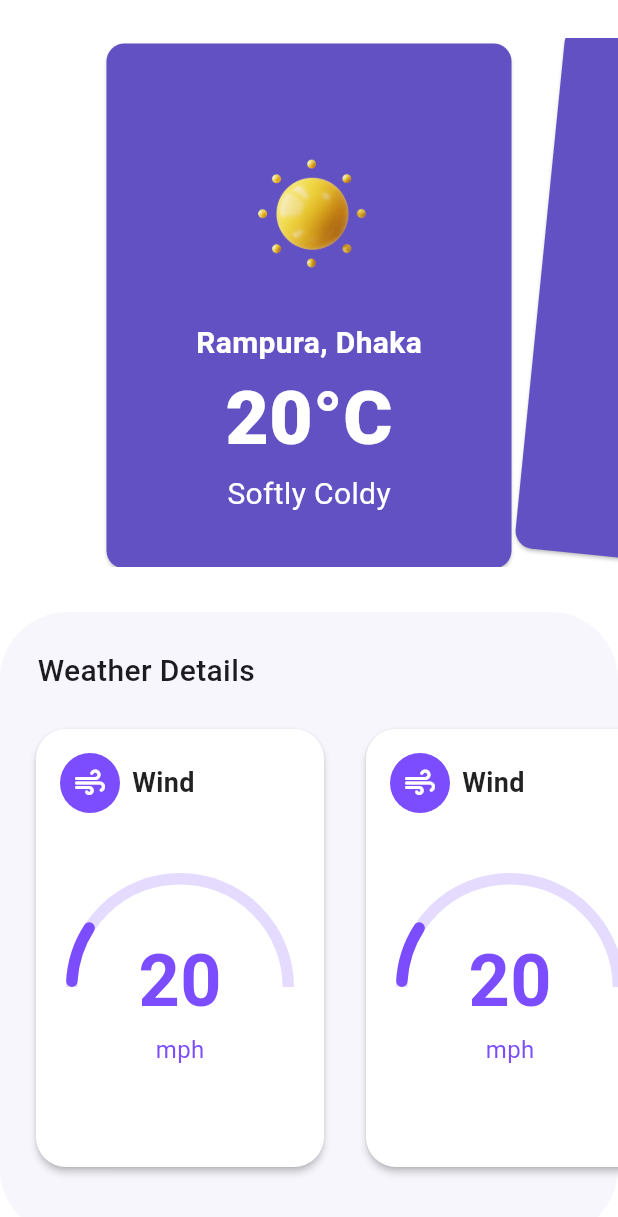
After one commit to shahriarRahmanShaon/weather_now, a Flutter app: the CarouselScreen screen opened directly, on a phone screen of 412 x 824 dp. The commit adds this screen. Shown: the top 1217 px of the screen. Run offline on Flutter 3.47's test engine with Material 3 defaults, Android fonts, the light colour scheme and no system bars; drawn by our look-alikes of syncfusion_flutter_gauges; our stand-ins replace firebase_auth, firebase_core, flutter_svg, get, location, modal_bottom_sheet and 1 more; accounts and stored records are empty; network calls fail.

Commit message:
details page design and integration

```diff
--- /dev/null
+++ b/lib/View/Details/Components/carousel.dart
@@ -0,0 +1,150 @@
+import 'package:flutter/material.dart';
+import 'package:flutter/rendering.dart';
+import 'package:weather_now/View/Details/Components/wind_pressure_card.dart';
+
+class CarouselScreen extends StatefulWidget {
+  @override
+  _CarouselScreenState createState() => _CarouselScreenState();
+}
+
+class _CarouselScreenState extends State<CarouselScreen> {
+  final PageController _pageController = PageController(viewportFraction: 0.7);
+  double currentPage = 0;
+
+  @override
+  void initState() {
+    super.initState();
+    _pageController.addListener(() {
+      setState(() {
+        currentPage = _pageController.page!;
+      });
+    });
+  }
+
+  @override
+  void dispose() {
+    _pageController.dispose();
+    super.dispose();
+  }
+
+  @override
+  Widget build(BuildContext context) {
+    return Scaffold(
+      backgroundColor: Colors.white,
+      body: SafeArea(
+        bottom: false,
+        child: Padding(
+          padding: const EdgeInsets.only(top: 25.0),
+          child: Column(
+            mainAxisAlignment: MainAxisAlignment.center,
+            children: [
+              Expanded(
+                child: PageView.builder(
+                  controller: _pageController,
+                  itemCount: 5,
+                  itemBuilder: (context, index) {
+                    double rotation = (index - currentPage) * 0.1;
+                    return _buildCarouselCard(index, rotation);
+                  },
+                ),
+              ),
+              const SizedBox(height: 30),
+              Container(
+                height: 416,
+                width: MediaQuery.of(context).size.width,
+                decoration: BoxDecoration(
+                  color: const Color(0xFFF7F6FC),
+                  borderRadius: BorderRadius.circular(45.0)
+                ),
+                child: const Column(
+                  crossAxisAlignment: CrossAxisAlignment.start,
+                  children: [
+                    Padding(
+                      padding: EdgeInsets.only(left: 25, top: 25),
+                      child: Text('Weather Details', style: TextStyle(
+                        fontWeight: FontWeight.w500,
+                        fontSize: 20
+                      ),),
+                    ),
+                    //Spacer(),
+                    SingleChildScrollView(
+                      scrollDirection: Axis.horizontal,
+                      child: Padding(
+                        padding: EdgeInsets.all(20.0),
+                        child: Row(
+                          mainAxisAlignment: MainAxisAlignment.spaceEvenly,
+                          children: [
+                            WindPressureCard(windSpeed: 20),
+                            SizedBox(width: 20),
+                            WindPressureCard(windSpeed: 20),
+                            SizedBox(width: 20),
+                            WindPressureCard(windSpeed: 20)
+                          ],
+                        ),
+                      ),
+                    ),
+                  ],
+                ),
+              ),
+            ],
+          ),
+        ),
+      ),
+    );
+  }
+
+  Widget _buildCarouselCard(int index, double rotation) {
+    return Column(
+      children: [
+        Transform.rotate(
+          angle: rotation,
+          child: Card(
+            color: const Color(0xFF6151C3),
+            child: SizedBox(
+              width: 270,
+              //height: 350,
+              child: Center(
+                child: Padding(
+                  padding: const EdgeInsets.all(35.0),
+                  child: Column(
+                    children: [
+                      Image.asset(
+                        'assets/icons/Sun.png',
+                        height: 150,
+                        width: 150,
+                      ),
+                      const Text(
+                        'Rampura, Dhaka',
+                        style: TextStyle(
+                          fontSize: 20.0,
+                          fontWeight: FontWeight.w600,
+                          color: Colors.white,
+                        ),
+                      ),
+                      const Text(
+                        '20°C',
+                        style: TextStyle(
+                          fontSize: 50.0,
+                          fontWeight: FontWeight.w800,
+                          color: Colors.white,
+                        ),
+                      ),
+                      const Text(
+                        'Softly Coldy',
+                        style: TextStyle(
+                          fontSize: 20.0,
+                          fontWeight: FontWeight.w400,
+                          color: Colors.white,
+                        ),
+                      ),
+                    ],
+                  ),
+                ),
+              ),
+            ),
+          ),
+        ),
+      ],
+    );
+  }
+}
--- /dev/null
+++ b/lib/View/Details/Components/wind_pressure_card.dart
@@ -0,0 +1,113 @@
+import 'package:flutter/material.dart';
+import 'package:syncfusion_flutter_gauges/gauges.dart';
+
+class WindPressureCard extends StatelessWidget {
+  final double windSpeed;
+
+  const WindPressureCard({
+    super.key,
+    required this.windSpeed,
+  });
+
+  @override
+  Widget build(BuildContext context) {
+    return Container(
+      height: 300,
+      width: 200,
+      child: Card(
+        elevation: 2.0,
+        shape: RoundedRectangleBorder(
+          borderRadius: BorderRadius.circular(20),
+        ),
+        color: Colors.white,
+        child: Padding(
+          padding: const EdgeInsets.all(16.0),
+          child: Column(
+            crossAxisAlignment: CrossAxisAlignment.start,
+            children: [
+              const Row(
+                children: [
+                  CircleAvatar(
+                    backgroundColor: Colors.deepPurpleAccent,
+                    radius: 20,
+                    child: Icon(
+                      Icons.air_rounded,
+                      color: Colors.white,
+                      size: 24,
+                    ),
+                  ),
+                  const SizedBox(width: 8.0),
+                  const Text(
+                    'Wind',
+                    style: TextStyle(
+                      fontSize: 18,
+                      fontWeight: FontWeight.w600,
+                      color: Colors.black87,
+                    ),
+                  ),
+                ],
+              ),
+              const SizedBox(height: 16),
+
+              Center(
+                child: Container(
+                  height: 200,
+                  child: SfRadialGauge(
+                    axes: <RadialAxis>[
+                      RadialAxis(
+                        startAngle: 180,
+                        endAngle: 0,
+                        showTicks: false,
+                        showLabels: false,
+                        axisLineStyle: AxisLineStyle(
+                          thickness: 0.1,
+                          thicknessUnit: GaugeSizeUnit.factor,
+                          color: Colors.deepPurpleAccent.withOpacity(0.2),
+                        ),
+                        pointers: <GaugePointer>[
+                          RangePointer(
+                            value: windSpeed,
+                            width: 0.1,
+                            sizeUnit: GaugeSizeUnit.factor,
+                            color: Colors.deepPurpleAccent,
+                            cornerStyle: CornerStyle.bothCurve,
+                          ),
+                        ],
+                        annotations: <GaugeAnnotation>[
+                          GaugeAnnotation(
+                            widget: Column(
+                              mainAxisSize: MainAxisSize.min,
+                              children: [
+                                Text(
+                                  windSpeed.toStringAsFixed(0),
+                                  style: const TextStyle(
+                                    fontSize: 48,
+                                    fontWeight: FontWeight.bold,
+                                    color: Colors.deepPurpleAccent,
+                                  ),
+                                ),
+                                const Text(
+                                  'mph',
+                                  style: TextStyle(
+                                    fontSize: 16,
+                                    color: Colors.deepPurpleAccent,
+                                  ),
+                                ),
+                              ],
+                            ),
+                            positionFactor: 0.1,
+                            angle: 90,
+                          ),
+                        ],
+                      ),
+                    ],
+                  ),
+                ),
+              ),
+            ],
+          ),
+        ),
+      ),
+    );
+  }
+}
--- a/lib/View/Home/Components/weather_card.dart
+++ b/lib/View/Home/Components/weather_card.dart
@@ -1,11 +1,12 @@
 import 'package:flutter/material.dart';
-import 'package:flutter/material.dart';
+
 
 class WeatherCard extends StatelessWidget {
   final String city;
   final String temperature;
   final String weatherCondition;
   final String weatherImage;
+  final VoidCallback onTap;
 
   const WeatherCard({
     super.key,
@@ -13,11 +14,14 @@ class WeatherCard extends StatelessWidget {
     required this.temperature,
     required this.weatherCondition,
     required this.weatherImage,
+    required this.onTap,
   });
 
   @override
   Widget build(BuildContext context) {
-    return Card(
+    return InkWell(
+      onTap: onTap,
+      child: Card(
         color: const Color(0xFF6151C3),
         shape: RoundedRectangleBorder(
           borderRadius: BorderRadius.circular(25.0),
@@ -29,7 +33,6 @@ class WeatherCard extends StatelessWidget {
               Column(
                 crossAxisAlignment: CrossAxisAlignment.start,
                 children: [
-                // Conditional text based on city name
                   Text(
                     _getLocationText(city),
                     style: const TextStyle(
@@ -78,6 +81,7 @@ class WeatherCard extends StatelessWidget {
             ],
           ),
         ),
+      ),
     );
   }
   String _getLocationText(String city) {
--- a/lib/View/Home/home_screen.dart
+++ b/lib/View/Home/home_screen.dart
@@ -5,6 +5,8 @@ import 'package:weather_now/View/Home/Components/weather_card.dart';
 import 'package:weather_now/ViewModel/Controllers/home_controllers.dart';
 import 'package:weather_now/ViewModel/Controllers/location_controller.dart';
 import 'package:flutter/cupertino.dart';
+import 'package:weather_now/View/Details/Components/carousel.dart';
+import 'package:modal_bottom_sheet/modal_bottom_sheet.dart';
 
 class HomeScreen extends StatefulWidget {
   const HomeScreen({super.key});
@@ -96,7 +98,13 @@ class _HomeScreenState extends State<HomeScreen> {
                           city: '${_homeController.weatherModel.value?.name ?? ''}',
                           temperature: '${_homeController.weatherModel.value?.main?.temp ?? ''}',
                           weatherCondition: '${_homeController.weatherModel.value?.weather?[0].description ?? ''}',
-                        weatherImage: AppConstants.getWeatherImage(_homeController.weatherModel.value?.weather?[0].id ?? 0),),
+                        weatherImage: AppConstants.getWeatherImage(_homeController.weatherModel.value?.weather?[0].id ?? 0),
+                        onTap: () {
+                          showCupertinoModalBottomSheet(
+                              context: context,
+                              builder: (context) => CarouselScreen()
+                          );
+                        },),
                       const SizedBox(height: 30),
                       const Text(
                         'Around the world',
@@ -111,19 +119,19 @@ class _HomeScreenState extends State<HomeScreen> {
                           city: 'Russia',
                           temperature: '${_homeController.weatherDataForSpecificLocations['Russia']?.main?.temp ?? ''}',
                           weatherCondition: '${_homeController.weatherDataForSpecificLocations['Russia']?.weather?[0].description ?? ''}',
-                         weatherImage: AppConstants.getWeatherImage(_homeController.weatherDataForSpecificLocations['Russia']?.weather?[0].id ?? 0)),
+                         weatherImage: AppConstants.getWeatherImage(_homeController.weatherDataForSpecificLocations['Russia']?.weather?[0].id ?? 0), onTap: () {  },),
                       const SizedBox(height: 10.0),
                       WeatherCard(
                           city: 'Riyadh',
                           temperature: '${_homeController.weatherDataForSpecificLocations['Riyadh']?.main?.temp ?? ''}',
                           weatherCondition: '${_homeController.weatherDataForSpecificLocations['Riyadh']?.weather?[0].description ?? ''}',
-                        weatherImage: AppConstants.getWeatherImage(_homeController.weatherDataForSpecificLocations['Riyadh']?.weather?[0].id ?? 0),),
+                        weatherImage: AppConstants.getWeatherImage(_homeController.weatherDataForSpecificLocations['Riyadh']?.weather?[0].id ?? 0), onTap: () {  },),
                       const SizedBox(height: 10.0),
                       WeatherCard(
                           city: 'Tokyo',
                           temperature: '${_homeController.weatherDataForSpecificLocations['Tokyo']?.main?.temp ?? ''}',
                           weatherCondition: '${_homeController.weatherDataForSpecificLocations['Tokyo']?.weather?[0].description ?? ''}',
-                        weatherImage: AppConstants.getWeatherImage(_homeController.weatherDataForSpecificLocations['Tokyo']?.weather?[0].id ?? 0),),
+                        weatherImage: AppConstants.getWeatherImage(_homeController.weatherDataForSpecificLocations['Tokyo']?.weather?[0].id ?? 0), onTap: () {  },),
                     ],
                   ),
                 ),
--- a/lib/main.dart
+++ b/lib/main.dart
@@ -1,6 +1,7 @@
 import 'package:firebase_auth/firebase_auth.dart';
 import 'package:flutter/material.dart';
 import 'package:get/get.dart';
+import 'package:weather_now/View/Details/Components/carousel.dart';
 import 'package:weather_now/View/Home/home_screen.dart';
 import 'package:weather_now/View/Intro/intro_view.dart';
 import 'package:firebase_core/firebase_core.dart';
@@ -51,7 +52,7 @@ class _MyAppState extends State<MyApp> {
         colorScheme: ColorScheme.fromSeed(seedColor: Colors.deepPurple),
         useMaterial3: true,
       ),
-      home: _isSignIn ? const HomeScreen() : const IntroView(),
+      home: _isSignIn ? HomeScreen() : const IntroView(),
     );
   }
 }
--- a/pubspec.yaml
+++ b/pubspec.yaml
@@ -30,10 +30,6 @@ environment:
 dependencies:
   flutter:
     sdk: flutter
-
-
-  # The following adds the Cupertino Icons font to your application.
-  # Use with the CupertinoIcons class for iOS style icons.
   cupertino_icons: ^1.0.8
   get: ^4.6.6
   intl: ^0.19.0
@@ -43,6 +39,8 @@ dependencies:
   flutter_svg: ^2.0.10+1
   firebase_core: ^3.4.0
   firebase_auth: ^5.2.0
+  syncfusion_flutter_gauges: ^27.1.51
+  modal_bottom_sheet: ^3.0.0
 
 dev_dependencies:
   flutter_test:
```
Also changed, not shown: pubspec.lock. Lines whose indentation alone changed are shown as unchanged.
